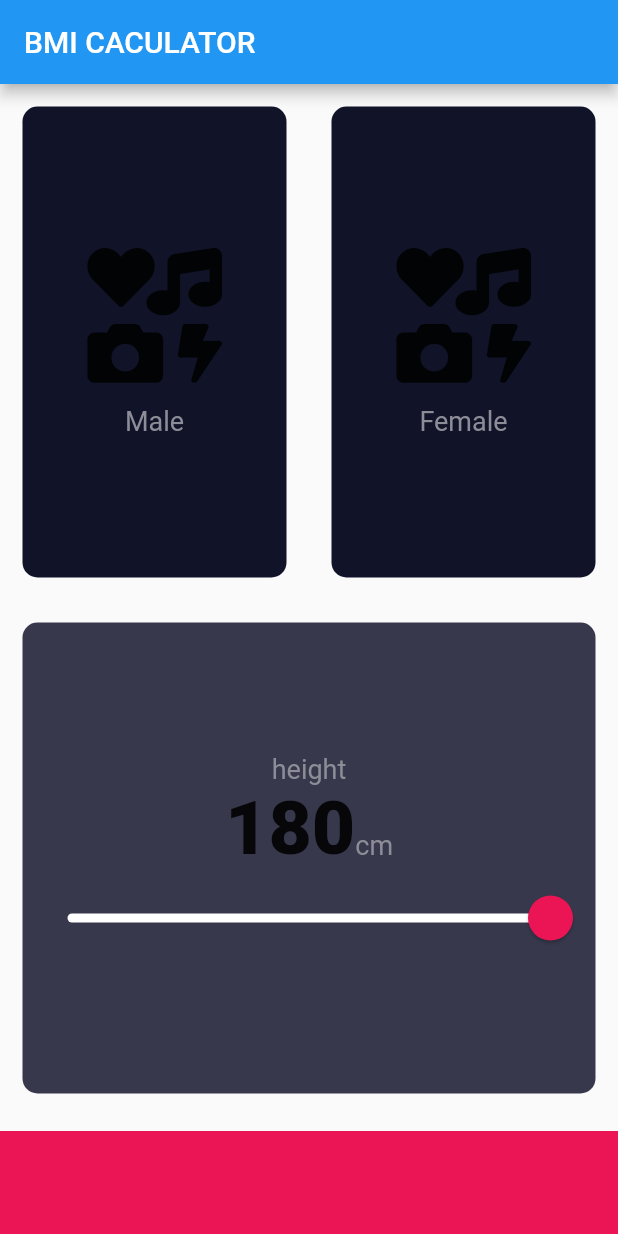
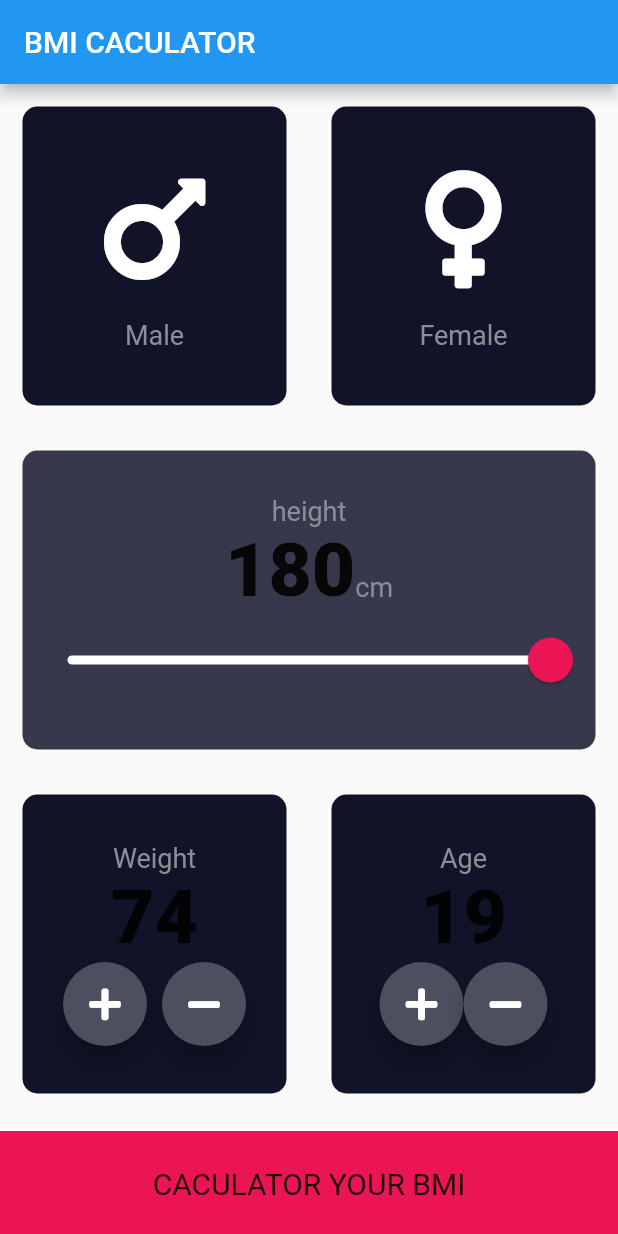
Before and after one commit to hungto228/flutter_challenge_app_1, a Flutter app: the InputPage screen opened directly, on a phone screen of 412 x 824 dp. Run offline on Flutter 3.47's test engine with Material 2 defaults, Android fonts, the phone set to English and light mode, and no system bars; our stand-ins replace audioplayers, font_awesome_flutter, rflutter_alert.

Commit message:
add roundiconButton

```diff
--- a/lib/BMI/icon_content.dart
+++ b/lib/BMI/icon_content.dart
@@ -16,8 +16,9 @@
       mainAxisAlignment: MainAxisAlignment.center,
       children: [
         Icon(
-          FontAwesomeIcons.icons,
+          icon,
           size: 90,
+          color: Colors.white,
         ),
         SizedBox(
           height: 15,
--- a/lib/BMI/input_page.dart
+++ b/lib/BMI/input_page.dart
@@ -1,3 +1,4 @@
+import 'package:flutter/cupertino.dart';
 import 'package:flutter/material.dart';
 import 'package:flutter_app/BMI/rousable_cart.dart';
 import 'package:font_awesome_flutter/font_awesome_flutter.dart';
@@ -20,6 +21,8 @@
 class _InputPageState extends State<InputPage> {
   Gender? selectedGender;
   int height = 180;
+  int weight = 74;
+  int age = 19;
 
   //amayzing
   // Color maleCardColor = inactiveCardColor;
@@ -138,26 +141,136 @@
                 ],
               ),
             )),
-            // Expanded(
-            //     child: Row(
-            //   children: [
-            //     Expanded(
-            //         child: ReusableCard(
-            //       colour: activeCardColor,
-            //     )),
-            //     Expanded(
-            //         child: ReusableCard(
-            //       colour: activeCardColor,
-            //     ))
-            //   ],
-            // )),
+            Expanded(
+                child: Row(
+              mainAxisAlignment: MainAxisAlignment.center,
+              children: [
+                Expanded(
+                    child: ReusableCard(
+                  cardChild: Column(
+                    mainAxisAlignment: MainAxisAlignment.center,
+                    crossAxisAlignment: CrossAxisAlignment.center,
+                    textBaseline: TextBaseline.alphabetic,
+                    children: [
+                      Text(
+                        "Weight",
+                        style: lableTextStyle,
+                      ),
+                      Text(
+                        weight.toString(),
+                        style: numberTextStyte,
+                      ),
+                      Row(
+                        mainAxisAlignment: MainAxisAlignment.center,
+                        children: [
+                          RoundIconButton(
+                            icon: FontAwesomeIcons.plus,
+                            onPressed: () {
+                              setState(() {
+                                weight++;
+                              });
+                            },
+                          ),
+                          SizedBox(
+                            width: 10.0,
+                          ),
+                          RoundIconButton(
+                            icon: FontAwesomeIcons.minus,
+                            onPressed: () {
+                              setState(() {
+                                weight--;
+                              });
+                            },
+                          )
+                        ],
+                      )
+                    ],
+                  ),
+                  colour: inactiveCardColor,
+                  onpress: () {},
+                )),
+                Expanded(
+                    child: ReusableCard(
+                  cardChild: Column(
+                    mainAxisAlignment: MainAxisAlignment.center,
+                    crossAxisAlignment: CrossAxisAlignment.center,
+                    textBaseline: TextBaseline.alphabetic,
+                    children: [
+                      Text(
+                        "Age",
+                        style: lableTextStyle,
+                      ),
+                      Text(
+                        age.toString(),
+                        style: numberTextStyte,
+                      ),
+                      Row(
+                        mainAxisAlignment: MainAxisAlignment.center,
+                        children: [
+                          RoundIconButton(
+                              icon: FontAwesomeIcons.plus,
+                              onPressed: () {
+                                setState(() {
+                                  age++;
+                                });
+                              }),
+                          SizedBox(
+                            height: 10,
+                          ),
+                          RoundIconButton(
+                              icon: FontAwesomeIcons.minus,
+                              onPressed: () {
+                                setState(() {
+                                  age--;
+                                });
+                              })
+                        ],
+                      )
+                    ],
+                  ),
+                  colour: inactiveCardColor,
+                  onpress: () {},
+                )),
+              ],
+            )),
             Container(
               color: bottomContainerColor,
               margin: EdgeInsets.only(top: 10),
               width: double.infinity,
               height: bottomContainerheight,
+              child: Center(
+                child: Expanded(
+                  flex: 5,
+                  child: Text(
+                    "CACULATOR YOUR BMI",
+                    style: TextStyle(fontSize: 20.0),
+                  ),
+                ),
+              ),
             )
           ],
         ));
   }
 }
+
+class RoundIconButton extends StatelessWidget {
+  RoundIconButton({required this.icon, required this.onPressed});
+
+  final IconData icon;
+  final Function() onPressed;
+
+  @override
+  Widget build(BuildContext context) {
+    return RawMaterialButton(
+      child: Icon(
+        icon,
+        color: Colors.white,
+      ),
+      elevation: 6.0,
+      constraints: BoxConstraints.tightFor(width: 56.0, height: 56.0),
+      onPressed: onPressed,
+      shape: CircleBorder(),
+      fillColor: Color(0xff4c4f5e),
+    );
+  }
+}
```
